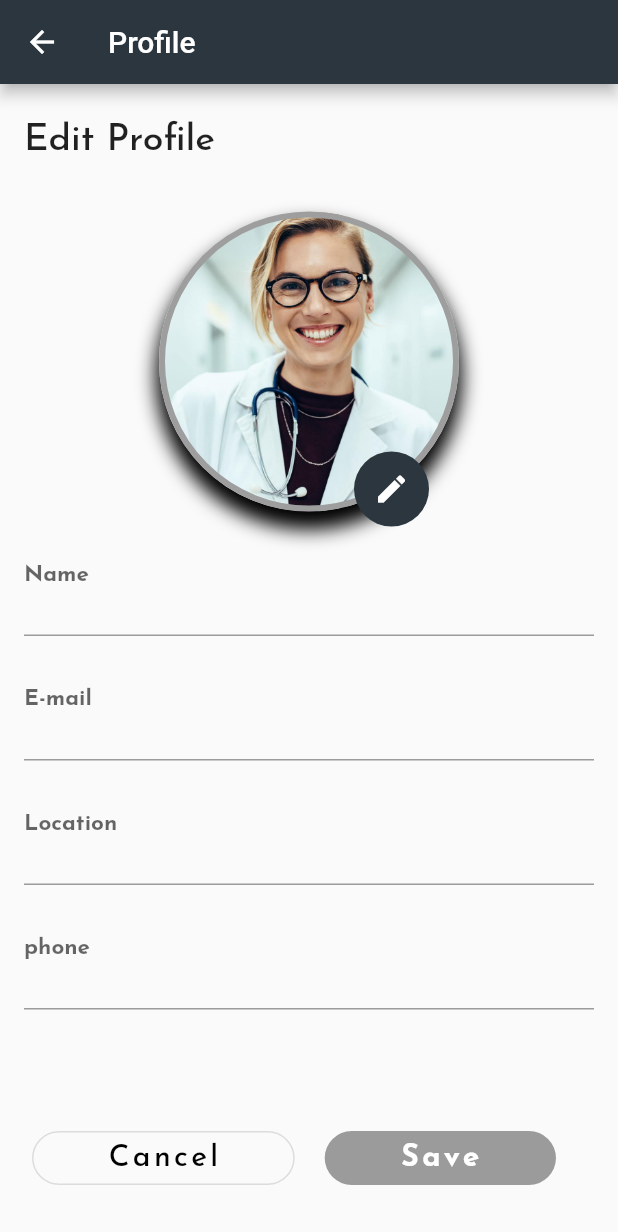
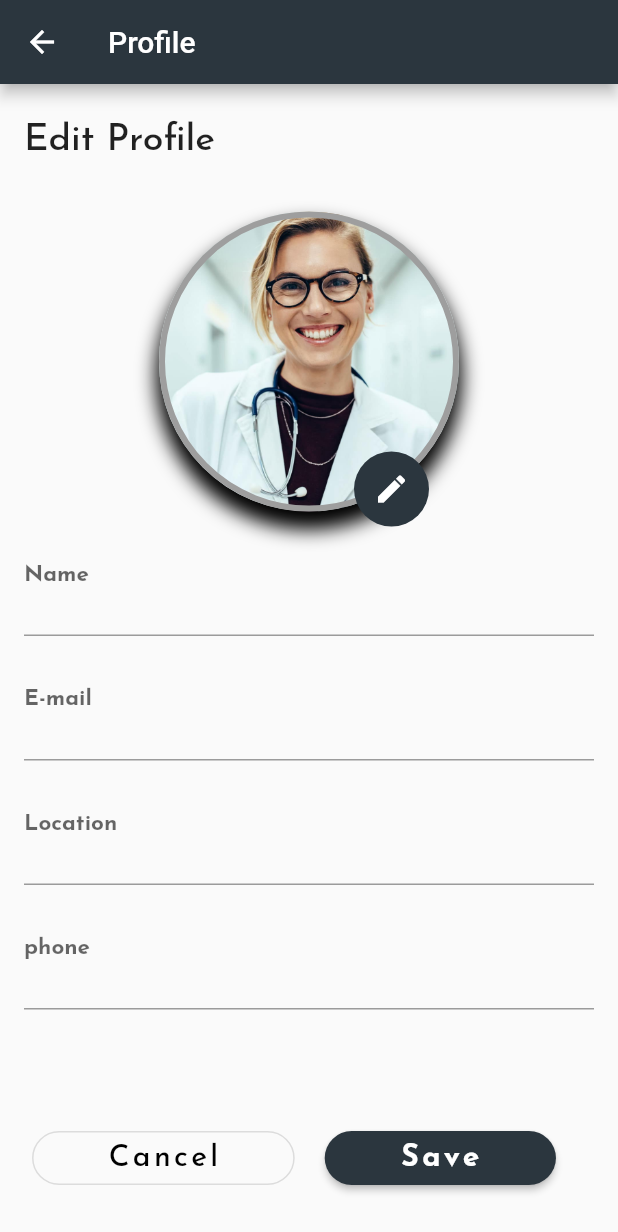
Before and after one commit to Mohamed-Gamal-Abd-Elmigid/PetCare, a Flutter app: the HomePage screen opened by its route, in the side drawer, after a tap on "Profile", on a phone screen of 412 x 824 dp. Shown: the top 1232 px of the screen. Run offline on Flutter 3.47's test engine with Material 2 defaults, Android fonts, the phone set to English and light mode, and no system bars; our stand-ins replace flutter_rating_bar, flutter_spinkit, font_awesome_flutter, form_field_validator, google_fonts, shared_preferences and 1 more; missing offline and left inert: flutter_progress_button; accounts and stored records are empty; network calls fail.

Commit message:
Final Destinations el Goz2 2bl el a5eer

```diff
--- a/lib/home.dart
+++ b/lib/home.dart
@@ -4,6 +4,7 @@ import 'package:flutter/material.dart';
 import 'package:flutter/rendering.dart';
 import 'package:myapp/Model/services.dart';
 import 'package:myapp/loading.dart';
+import 'package:myapp/login.dart' as lg;
 import 'package:myapp/searchResults.dart';
 import 'package:myapp/services/api.dart';
 
@@ -17,9 +18,8 @@ class HomePage extends StatefulWidget {
   // String value;
   // HomePage({this.value});
 
-  var text;
-
-  HomePage({Key key, @required this.text, Key data}) : super(key: key);
+  // var text;
+  HomePage({Key key, Key data}) : super(key: key);
 
   @override
   _HomePageState createState() => _HomePageState();
@@ -119,16 +119,14 @@ class _HomePageState extends State<HomePage> {
                       backgroundImage: AssetImage('assets/images/man.png'),
                       backgroundColor: Colors.white,
                     ),
-                    title: isSignIn
-                        ? Text(
-                            username,
+                    title: Text(
+                      isSignIn ? username : "Guest",
                       style: TextStyle(
                         fontWeight: FontWeight.bold,
                         color: Colors.white,
-                              fontSize: 20,
+                        fontSize: 29,
                       ),
-                          )
-                        : Text("NO User"),
+                    ),
                     subtitle: isSignIn
                         ? Text(
                             email,
@@ -136,7 +134,7 @@ class _HomePageState extends State<HomePage> {
                               color: Colors.white,
                             ),
                           )
-                        : Text("NO Email Address"),
+                        : Text(" "),
                   ),
                 ],
               ),
@@ -165,8 +163,10 @@ class _HomePageState extends State<HomePage> {
                       ],
                     ),
                   ),
-                  FlatButton(
-                    padding: EdgeInsets.symmetric(vertical: 20, horizontal: 20),
+                  isSignIn
+                      ? FlatButton(
+                          padding: EdgeInsets.symmetric(
+                              vertical: 20, horizontal: 20),
                           onPressed: () {
                             Navigator.of(context).pushNamed("Profile");
                           },
@@ -186,9 +186,12 @@ class _HomePageState extends State<HomePage> {
                               )
                             ],
                           ),
-                  ),
-                  FlatButton(
-                    padding: EdgeInsets.symmetric(vertical: 20, horizontal: 20),
+                        )
+                      : Container(),
+                  isSignIn
+                      ? FlatButton(
+                          padding: EdgeInsets.symmetric(
+                              vertical: 20, horizontal: 20),
                           onPressed: () {
                             Navigator.of(context).pushNamed("Reservations");
                           },
@@ -208,7 +211,8 @@ class _HomePageState extends State<HomePage> {
                               )
                             ],
                           ),
-                  ),
+                        )
+                      : Container(),
                   FlatButton(
                     onPressed: () {
                       Navigator.of(context).pushNamed("Contact");
@@ -261,23 +265,29 @@ class _HomePageState extends State<HomePage> {
                       SharedPreferences preferences =
                           await SharedPreferences.getInstance();
                       preferences.clear();
+                      Navigator.of(context).push(
+                        MaterialPageRoute(builder: (context) => lg.Login()),
+                        // value: value
+                      );
                     },
                     child: Row(
                       mainAxisAlignment: MainAxisAlignment.spaceEvenly,
                       children: [
                         Text(
-                          'Log Out',
+                          isSignIn ? 'Log Out' : " Login",
                           style: TextStyle(
-                              fontSize: 21, fontWeight: FontWeight.bold),
+                              fontSize: 27, fontWeight: FontWeight.bold),
                         ),
                         SizedBox(
                           width: 40,
                         ),
-                        Icon(
+                        isSignIn
+                            ? Icon(
                                 Icons.logout,
                                 color: Color.fromARGB(255, 43, 54, 62),
                                 size: 30,
-                        ),
+                              )
+                            : Container(),
                       ],
                     ),
                   ),
--- a/lib/profile.dart
+++ b/lib/profile.dart
@@ -1,4 +1,5 @@
 import 'package:flutter/material.dart';
+import 'package:font_awesome_flutter/font_awesome_flutter.dart';
 import 'package:myapp/Model/user.dart';
 import 'package:myapp/Model/userModel.dart';
 import 'package:shared_preferences/shared_preferences.dart';
@@ -10,34 +11,43 @@ class Profile extends StatefulWidget {
 }
 
 class _ProfileState extends State<Profile> {
+  TextEditingController nameController = TextEditingController();
+  TextEditingController emailController = TextEditingController();
+  TextEditingController phoneController = TextEditingController();
+  TextEditingController addressController = TextEditingController();
+
   UserModel user;
 
-  List<UserModel> arr = [];
+  // List<UserModel> arr = [];
 
   String token;
 
   getPref() async {
     SharedPreferences preferences = await SharedPreferences.getInstance();
-
     token = preferences.getString("token");
   }
 
   getData() async {
     UserModel data = await api.getUserData();
-
     setState(() {
       getPref();
       user = data;
     });
+    nameController.text = user.name;
+    emailController.text = user.email;
+    addressController.text = user.address;
+    phoneController.text = user.phone;
   }
 
   bool showPassword = false;
 
   @override
   void initState() {
-    getData();
     // TODO: implement initState
     super.initState();
+    if (user == null) {
+      getData();
+    }
   }
 
   @override
@@ -122,10 +132,11 @@ class _ProfileState extends State<Profile> {
                     SizedBox(
                       height: 20,
                     ),
-                    buildTextField("Name", user.name),
-                    buildTextField("E-mail", user.email),
-                    buildTextField("Location", user.address),
-                    buildTextField("phone", user.email),
+                    buildTextField("Name", user.name, nameController),
+                    buildTextField("E-mail", user.email, emailController),
+                    buildTextField("Location", user.address, addressController),
+                    buildTextField("phone", '${user.phone ?? "No Number"}',
+                        phoneController),
                     SizedBox(
                       height: 20,
                     ),
@@ -150,20 +161,14 @@ class _ProfileState extends State<Profile> {
                         Padding(
                           padding: const EdgeInsets.all(20.0),
                           child: RaisedButton(
-                            // onPressed: () async {
-                            //   List<String> serviceID = [];
-                            //   //
-                            //   // serviceID.add(user.name);
-                            //   // serviceID.add(user.email);
-                            //   // serviceID.add(user.address);
-                            //   // serviceID.add(user.email);
-                            //   //
-                            //   // print(serviceID);
-                            //
-                            //   // var prof =
-                            //   //     await api.updateProfile(serviceID, token);
-                            //   // print(prof);
-                            // },
+                            onPressed: () async {
+                              var updatedData = await api.updateProfile(
+                                  phoneController.text,
+                                  nameController.text,
+                                  emailController.text,
+                                  addressController.text);
+                              print(updatedData);
+                            },
                             color: Color.fromARGB(255, 43, 54, 62),
                             padding: EdgeInsets.symmetric(horizontal: 50),
                             elevation: 2,
@@ -190,10 +195,12 @@ class _ProfileState extends State<Profile> {
     );
   }
 
-  Widget buildTextField(String labelText, String placeholder) {
+  Widget buildTextField(String labelText, String placeholder,
+      TextEditingController textController) {
     return Padding(
       padding: const EdgeInsets.only(bottom: 35.0),
       child: TextField(
+        controller: textController,
         style: TextStyle(
           fontSize: 20,
           fontWeight: FontWeight.bold,
--- a/lib/signup.dart
+++ b/lib/signup.dart
@@ -394,8 +394,8 @@ class SignUpState extends State<Signup> {
                                 Navigator.of(context).push(
                                   MaterialPageRoute(
                                     builder: (context) => HomePage(
-                                      text: nameController.text,
-                                    ),
+                                        // text: nameController.text,
+                                        ),
                                   ),
                                 );
                               }
```
Also changed, not shown: lib/detailsScreen.dart (+49 -9 lines), lib/info.dart (+39 -12 lines), lib/login.dart (+37 -1 lines), lib/searchResults.dart (+16 -5 lines), lib/services.dart (+13 -12 lines), lib/services/api.dart (+62 -18 lines), lib/splashScreen.dart (+7 -6 lines). Lines whose indentation alone changed are shown as unchanged.
